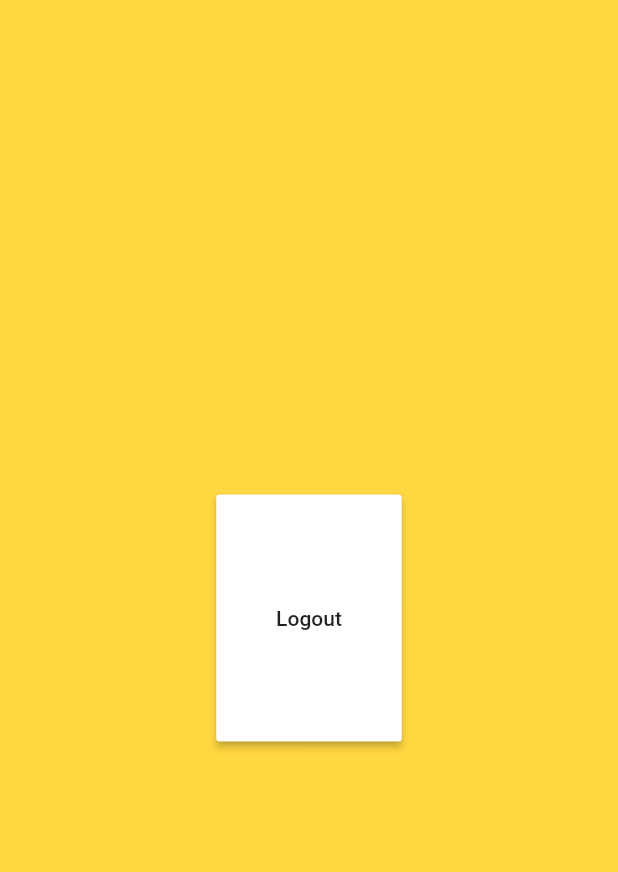
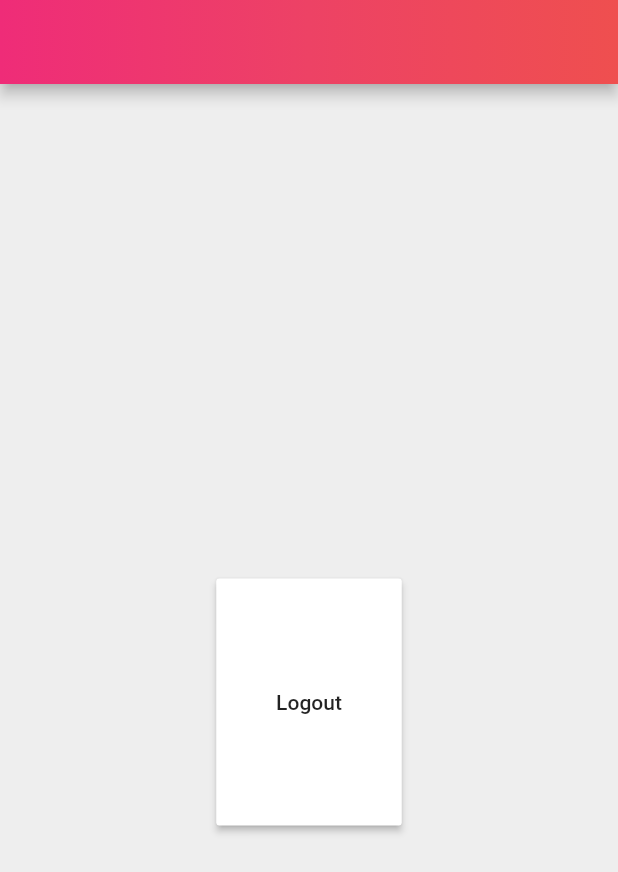
Before and after one commit to Sabir-Islam-Khan/Blood-Donor, a Flutter app: the screen it shows once a user with an empty profile is signed in, on a phone screen of 412 x 824 dp. Shown: the top 872 px of the screen. Run offline on Flutter 3.47's test engine with Material 2 defaults, Android fonts, the phone set to English and light mode, and no system bars; our stand-ins replace cloud_firestore, firebase_auth, google_fonts, liquid_progress_indicator, rflutter_alert, simple_animations and 1 more; accounts and stored records are empty; network calls fail.

```diff
--- a/lib/Screens/HomePage.dart
+++ b/lib/Screens/HomePage.dart
@@ -24,10 +24,26 @@ class _HomePageState extends State<HomePage> {
     double totalWidth = MediaQuery.of(context).size.width;
     return MaterialApp(
       home: Scaffold(
-        body: Container(
+        appBar: AppBar(
+          flexibleSpace: Container(
+            decoration: BoxDecoration(
+              gradient: LinearGradient(
+                begin: Alignment.centerLeft,
+                end: Alignment.centerRight,
+                colors: <Color>[
+                  Color.fromRGBO(239, 44, 120, 1),
+                  Color.fromRGBO(237, 66, 101, 1),
+                  Color.fromRGBO(239, 79, 79, 1),
+                ],
+              ),
+            ),
+          ),
+        ),
+        body: SingleChildScrollView(
+          child: Container(
             height: totalHeight * 1,
             width: totalWidth * 1,
-          color: Colors.amberAccent,
+            color: Colors.grey[200],
             child: Center(
                 child: Container(
               height: totalHeight * 0.2,
@@ -44,6 +60,7 @@ class _HomePageState extends State<HomePage> {
             )),
           ),
         ),
+      ),
     );
   }
 }
--- a/lib/Screens/Signin.dart
+++ b/lib/Screens/Signin.dart
@@ -1,3 +1,4 @@
+import 'package:blood_donation/Animations/FadeAnimation.dart';
 import 'package:blood_donation/Screens/Loading.dart';
 import 'package:blood_donation/Services/LandingPage.dart';
 import 'package:flutter/material.dart';
@@ -141,6 +142,8 @@ class _SignInState extends State<SignIn> {
                         height: totalHeight * 0.18,
                       ),
                       // sign in button
+                      FadeIn(
+                        0.5,
                         Padding(
                           padding: EdgeInsets.only(
                             left: totalWidth * 0.05,
@@ -156,6 +159,9 @@ class _SignInState extends State<SignIn> {
                             ),
                           ),
                         ),
+                      ),
+                      FadeIn(
+                        0.9,
                         Padding(
                           padding: EdgeInsets.only(
                             left: totalWidth * 0.08,
@@ -171,11 +177,14 @@ class _SignInState extends State<SignIn> {
                             ),
                           ),
                         ),
+                      ),
 
                       SizedBox(
                         height: totalHeight * 0.035,
                       ),
                       // textfiled for email
+                      FadeIn(
+                        1.3,
                         Container(
                           width: totalWidth * 0.9,
                           child: TextField(
@@ -197,11 +206,14 @@ class _SignInState extends State<SignIn> {
                             controller: emailController,
                           ),
                         ),
+                      ),
 
                       SizedBox(
                         height: totalHeight * 0.01,
                       ),
                       // textfield for password
+                      FadeIn(
+                        1.7,
                         Container(
                           width: totalWidth * 0.9,
                           child: TextField(
@@ -224,9 +236,12 @@ class _SignInState extends State<SignIn> {
                             obscureText: true,
                           ),
                         ),
+                      ),
                       SizedBox(
                         height: totalHeight * 0.05,
                       ),
+                      FadeIn(
+                        2.1,
                         Center(
                           // sign in button
                           child: GestureDetector(
@@ -264,6 +279,7 @@ class _SignInState extends State<SignIn> {
                             ),
                           ),
                         ),
+                      ),
 
                       SizedBox(
                         height: totalHeight * 0.04,
@@ -274,11 +290,14 @@ class _SignInState extends State<SignIn> {
                           SizedBox(
                             width: totalWidth * 0.2,
                           ),
+                          FadeIn(
+                            2.5,
                             Text(
                               "Don't have an account ?  ",
                               style: TextStyle(
                                 color: Colors.white,
                                 fontSize: totalWidth * 0.04,
+                              ),
                             ),
                           ),
                           GestureDetector(
@@ -292,13 +311,16 @@ class _SignInState extends State<SignIn> {
                                 ),
                               );
                             },
-                            child: Text(
+                            child: FadeIn(
+                              3.0,
+                              Text(
                                 "Create One",
                                 style: TextStyle(
                                   color: Colors.white,
                                   fontSize: totalWidth * 0.04,
                                   fontWeight: FontWeight.bold,
                                   decoration: TextDecoration.underline,
+                                ),
                               ),
                             ),
                           ),
--- a/pubspec.yaml
+++ b/pubspec.yaml
@@ -34,6 +34,7 @@ dependencies:
   cloud_firestore: ^0.13.6
   google_fonts: ^1.1.0
   liquid_progress_indicator: ^0.3.2
+  simple_animations: ^2.2.1
 dev_dependencies:
   flutter_test:
     sdk: flutter
```
Also changed, not shown: lib/Animations/FadeAnimation.dart (added, +33 -0 lines), lib/Screens/CreateAccount.dart (+27 -2 lines), pubspec.lock. Lines whose indentation alone changed are shown as unchanged.
